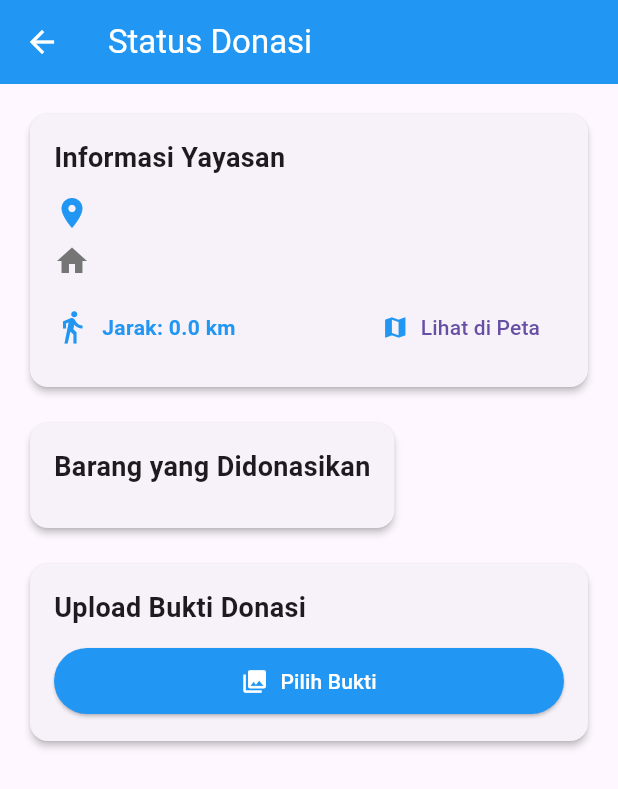
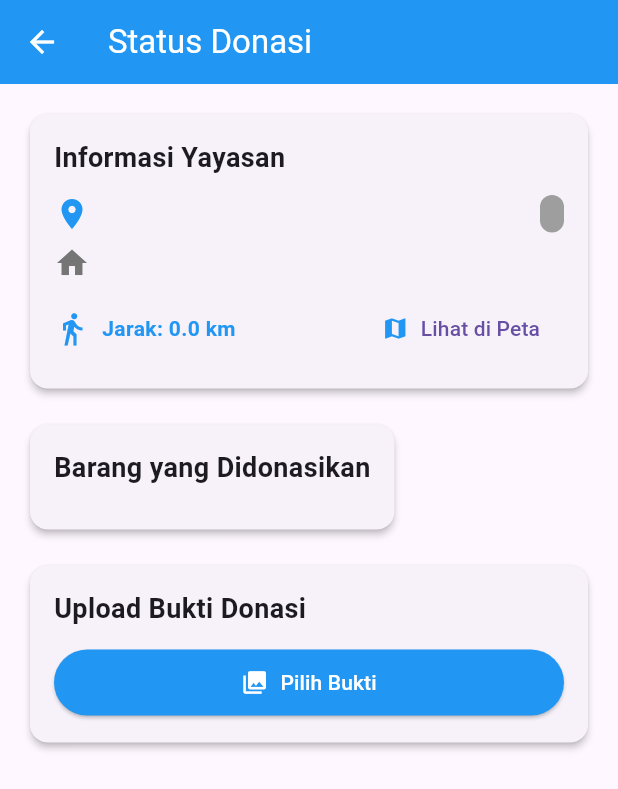
Before and after one commit to FarisFarhan17/Bantuin_Apk, a Flutter app: the DonasiStatusPage screen opened directly with empty values, on a phone screen of 412 x 824 dp. Shown: the top 789 px of the screen. Run offline on Flutter 3.47's test engine with Material 3 defaults, Android fonts, the phone set to English and light mode, and no system bars; our stand-ins replace cloud_firestore, firebase_core, flutter_map, geolocator, image_picker, latlong2 and 1 more; accounts and stored records are empty; network calls fail.

Commit message:
statusdonasi3

```diff
--- a/lib/models/donasi.dart
+++ b/lib/models/donasi.dart
@@ -15,6 +15,7 @@ class Donasi {
   final int sisaHari;
   final String status;
   final String? buktiImage;
+  final DateTime timestamp;
 
   Donasi({
     required this.id,
@@ -33,6 +34,7 @@ class Donasi {
     required this.sisaHari,
     required this.status,
     this.buktiImage,
+    required this.timestamp,
   });
 
   factory Donasi.fromMap(String id, Map<String, dynamic> data) {
@@ -53,6 +55,9 @@ class Donasi {
       sisaHari: data['sisa_hari'] ?? 0,
       status: data['status'] ?? 'Proses',
       buktiImage: data['bukti_image'],
+      timestamp: data['timestamp'] != null
+          ? DateTime.fromMillisecondsSinceEpoch(data['timestamp'])
+          : DateTime.now(),
     );
   }
 
@@ -73,6 +78,7 @@ class Donasi {
       'sisa_hari': sisaHari,
       'status': status,
       'bukti_image': buktiImage,
+      'timestamp': timestamp.millisecondsSinceEpoch,
     };
   }
 }
--- a/lib/screens/donasi_status_page.dart
+++ b/lib/screens/donasi_status_page.dart
@@ -7,6 +7,7 @@ import '../services/firebase_service.dart';
 import 'dart:io';
 import 'package:image_picker/image_picker.dart';
 import 'package:geolocator/geolocator.dart';
+import 'dart:convert'; // Add this import for base64Decode
 
 class DonasiStatusPage extends StatefulWidget {
   final Donasi donasi;
@@ -216,6 +217,19 @@ class _DonasiStatusPageState extends State<DonasiStatusPage> {
     );
   }
 
+  Color _getStatusColor(String status) {
+    switch (status.toLowerCase()) {
+      case 'proses':
+        return Colors.orange;
+      case 'selesai':
+        return Colors.green;
+      case 'konfirming':
+        return Colors.blue;
+      default:
+        return Colors.grey;
+    }
+  }
+
   @override
   Widget build(BuildContext context) {
     return Scaffold(
@@ -257,6 +271,21 @@ class _DonasiStatusPageState extends State<DonasiStatusPage> {
                               widget.yayasan.name,
                               style: TextStyle(
                                 fontSize: 16,
+                                fontWeight: FontWeight.bold,
+                              ),
+                            ),
+                          ),
+                          Container(
+                            padding: EdgeInsets.symmetric(horizontal: 8, vertical: 4),
+                            decoration: BoxDecoration(
+                              color: _getStatusColor(widget.donasi.status),
+                              borderRadius: BorderRadius.circular(12),
+                            ),
+                            child: Text(
+                              widget.donasi.status,
+                              style: TextStyle(
+                                color: Colors.white,
+                                fontSize: 12,
                                 fontWeight: FontWeight.bold,
                               ),
                             ),
@@ -363,6 +392,34 @@ class _DonasiStatusPageState extends State<DonasiStatusPage> {
                         ),
                       ),
                       SizedBox(height: 12),
+                      if (widget.donasi.buktiImage != null && widget.donasi.buktiImage!.isNotEmpty) ...[
+                        Container(
+                          height: 200,
+                          width: double.infinity,
+                          decoration: BoxDecoration(
+                            borderRadius: BorderRadius.circular(12),
+                            image: DecorationImage(
+                              image: MemoryImage(base64Decode(widget.donasi.buktiImage!)),
+                              fit: BoxFit.contain,
+                            ),
+                          ),
+                        ),
+                        SizedBox(height: 12),
+                        Center(
+                          child: Padding(
+                            padding: const EdgeInsets.symmetric(vertical: 8.0),
+                            child: Text(
+                              'Mohon tunggu konfirmasi admin',
+                              style: TextStyle(
+                                fontSize: 16,
+                                fontWeight: FontWeight.bold,
+                                color: Colors.grey[600],
+                              ),
+                              textAlign: TextAlign.center,
+                            ),
+                          ),
+                        ),
+                      ] else ...[
                         if (_buktiImage != null) ...[
                           Container(
                             height: 200,
@@ -371,7 +428,7 @@ class _DonasiStatusPageState extends State<DonasiStatusPage> {
                               borderRadius: BorderRadius.circular(12),
                               image: DecorationImage(
                                 image: FileImage(_buktiImage!),
-                              fit: BoxFit.cover,
+                                fit: BoxFit.contain,
                               ),
                             ),
                           ),
@@ -409,6 +466,7 @@ class _DonasiStatusPageState extends State<DonasiStatusPage> {
                           ],
                         ),
                       ],
+                    ],
                   ),
                 ),
               ),
```
Also changed, not shown: lib/screens/donasi_status_list_page.dart (+84 -66 lines), lib/screens/nominal_donasi_page.dart (+15 -7 lines), lib/services/firebase_service.dart (+7 -3 lines), lib/widgets/donation_options_sheet.dart (+3 -14 lines), lib/widgets/yayasan_selection_sheet.dart (+16 -5 lines). Lines whose indentation alone changed are shown as unchanged.
